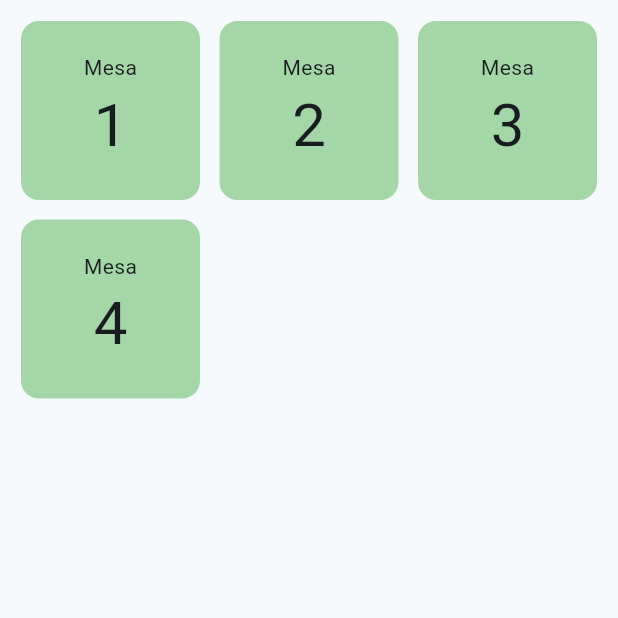
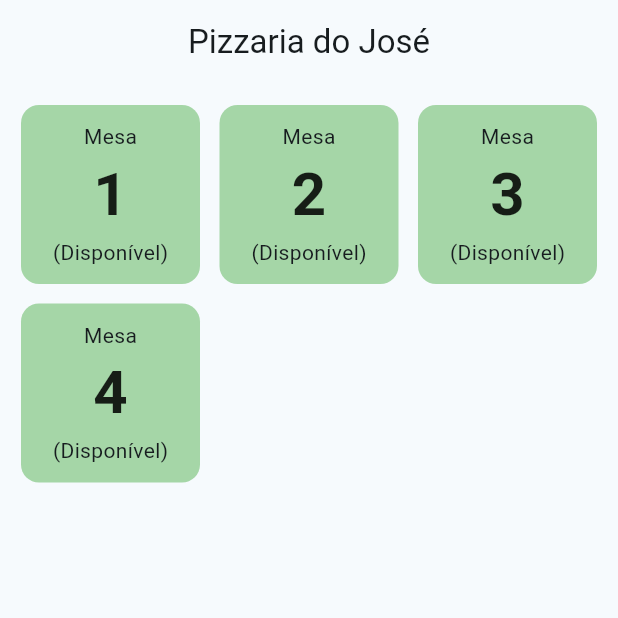
Before and after one commit to joaopaulozorek/pizzeria-challenge, a Flutter app: the screen it shows after launch, on a phone screen of 412 x 824 dp, the top half of it. Run offline on Flutter 3.47's test engine with Material 2 defaults, Android fonts, the phone set to English and light mode, and no system bars; our stand-ins replace flutter_mobx, flutter_modular, mobx, sqflite; accounts and stored records are empty; generated files the repository leaves out were written again.

Commit message:
Criado o table_card_widget

```diff
--- a/lib/app/app.dart
+++ b/lib/app/app.dart
@@ -12,6 +12,7 @@ class App extends StatelessWidget {
         colorSchemeSeed: Colors.blueGrey,
         brightness: Brightness.light,
       ),
+      debugShowCheckedModeBanner: false,
       routeInformationParser: Modular.routeInformationParser,
       routerDelegate: Modular.routerDelegate,
     );
--- a/lib/app/features/home/home_page.dart
+++ b/lib/app/features/home/home_page.dart
@@ -2,6 +2,7 @@ import 'package:flutter/material.dart';
 import 'package:flutter_mobx/flutter_mobx.dart';
 import 'package:flutter_modular/flutter_modular.dart';
 import 'package:pizzaria_jose/app/features/home/home_controller.dart';
+import 'package:pizzaria_jose/app/features/home/widgets/table_card_widget.dart';
 
 class HomePage extends StatefulWidget {
   const HomePage({Key? key}) : super(key: key);
@@ -17,37 +18,16 @@ class _HomePageState extends State<HomePage> {
     _homeController.initController();
     return Observer(builder: (_) {
       return Scaffold(
+        appBar: AppBar(
+          centerTitle: true,
+          title: const Text('Pizzaria do José'),
+        ),
         body: Padding(
           padding: const EdgeInsets.all(10.0),
           child: GridView.builder(
             itemCount: _homeController.tableList.length,
             itemBuilder: (context, index) {
-              return Center(
-                child: Card(
-                  elevation: 0,
-                  color: _homeController.tableList[index].occupiedTable
-                      ? Colors.red[200]
-                      : Colors.green[200],
-                  child: SizedBox(
-                    child: Center(
-                        child: Column(
-                      mainAxisAlignment: MainAxisAlignment.center,
-                      children: [
-                        Text('Mesa'),
-                        Text(
-                          _homeController.tableList[index].tableNumber
-                              .toString(),
-                          style: TextStyle(fontSize: 40),
-                        ),
-                      ],
-                    )),
-                  ),
-                ),
-              );
-              // return ListTile(
-              //   title:
-              //       Text("MESA ${_homeController.tableList[index].tableNumber}"),
-              // );
+              return TableCard(tableModel: _homeController.tableList[index]);
             },
             gridDelegate: const SliverGridDelegateWithMaxCrossAxisExtent(
               crossAxisSpacing: 5,
--- /dev/null
+++ b/lib/app/features/home/widgets/table_card_widget.dart
@@ -0,0 +1,36 @@
+import 'package:flutter/material.dart';
+import 'package:pizzaria_jose/app/shared/models/table_model.dart';
+
+class TableCard extends StatelessWidget {
+  const TableCard({
+    super.key,
+    required this.tableModel,
+  });
+
+  final TableModel tableModel;
+
+  @override
+  Widget build(BuildContext context) {
+    return Card(
+      elevation: 0,
+      color: tableModel.occupiedTable ? Colors.red[200] : Colors.green[200],
+      child: SizedBox(
+        child: Center(
+            child: Column(
+          mainAxisAlignment: MainAxisAlignment.center,
+          children: [
+            const Text('Mesa'),
+            Text(
+              tableModel.tableNumber.toString(),
+              style: const TextStyle(
+                  fontSize: 40,
+                  fontWeight: FontWeight.bold,
+                  color: Colors.black87),
+            ),
+            Text(tableModel.occupiedTable ? '(Ocupada)' : '(Disponível)'),
+          ],
+        )),
+      ),
+    );
+  }
+}
```
